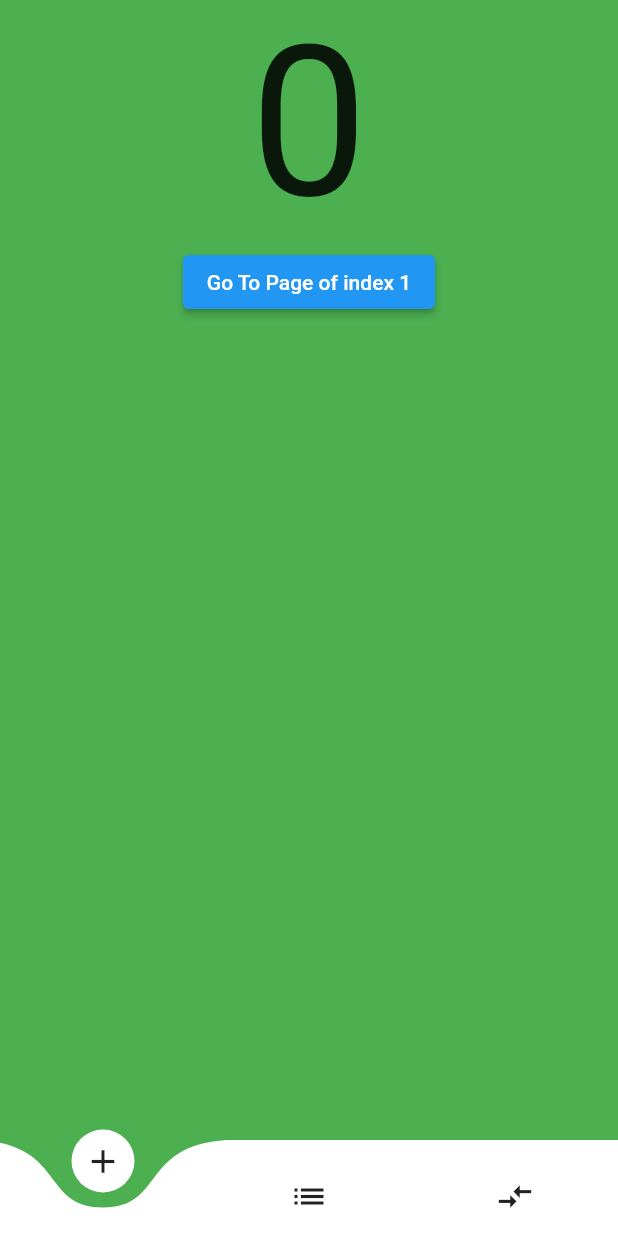
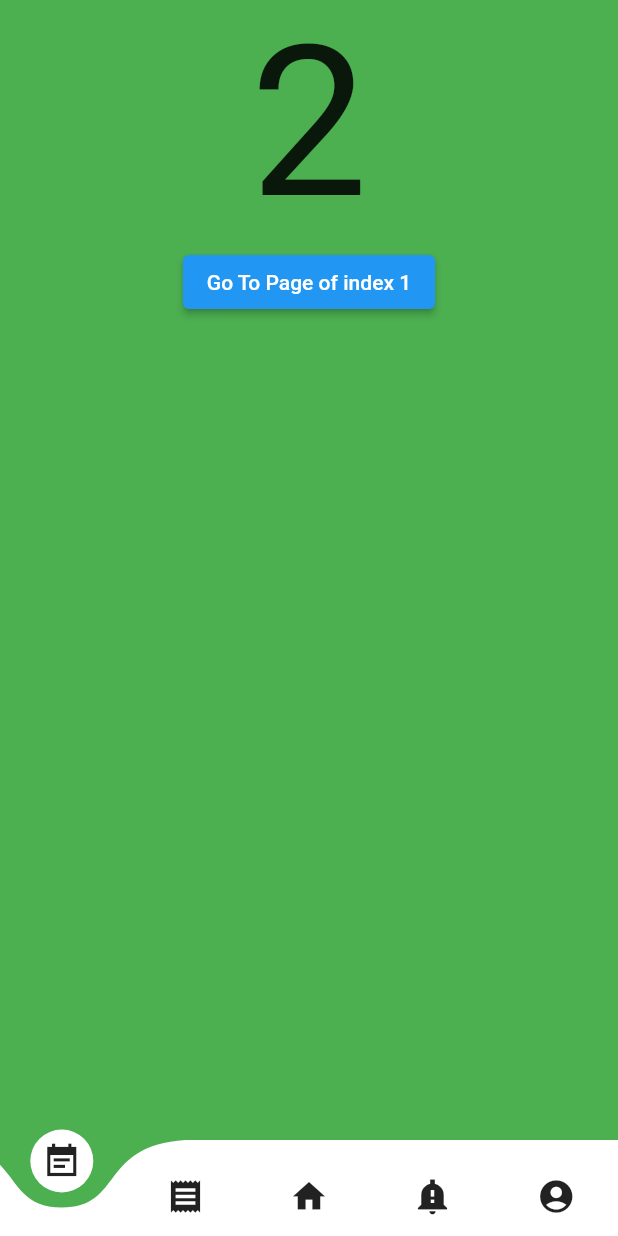
Before and after one commit to acikrahim/proms_mobile, a Flutter app: the BottomNav screen opened directly, on a phone screen of 412 x 824 dp. Run offline on Flutter 3.47's test engine with Material 2 defaults, Android fonts, the light colour scheme and no system bars; drawn by our look-alikes of curved_navigation_bar.

Commit message:
bottom nav

```diff
--- a/lib/screens/home/bottom_nav.dart
+++ b/lib/screens/home/bottom_nav.dart
@@ -9,7 +9,7 @@ class BottomNav extends StatefulWidget {
 }
 
 class _BottomNavState extends State<BottomNav> {
-  int _page = 0;
+  int _page = 2;
   final GlobalKey<CurvedNavigationBarState> _bottomNavigationKey = GlobalKey();
 
   @override
@@ -18,9 +18,11 @@ class _BottomNavState extends State<BottomNav> {
         bottomNavigationBar: CurvedNavigationBar(
           key: _bottomNavigationKey,
           items: const <Widget>[
-            Icon(Icons.add, size: 26),
-            Icon(Icons.list, size: 26),
-            Icon(Icons.compare_arrows, size: 26),
+            Icon(Icons.event_note_sharp, size: 26),
+            Icon(Icons.receipt_sharp, size: 26),
+            Icon(Icons.home_sharp, size: 26),
+            Icon(Icons.notification_important_sharp, size: 26),
+            Icon(Icons.account_circle_sharp, size: 26)
           ],
           color: AppColor.bgColor,
           buttonBackgroundColor: AppColor.bgColor,
```
